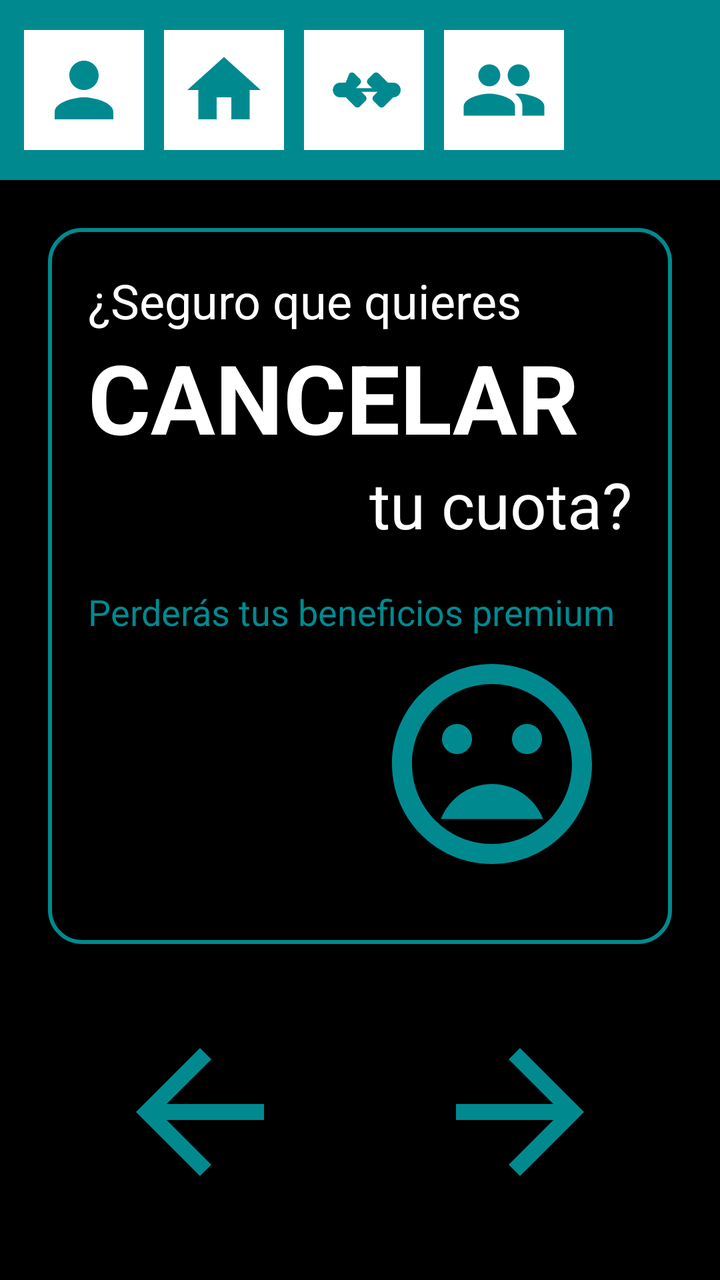
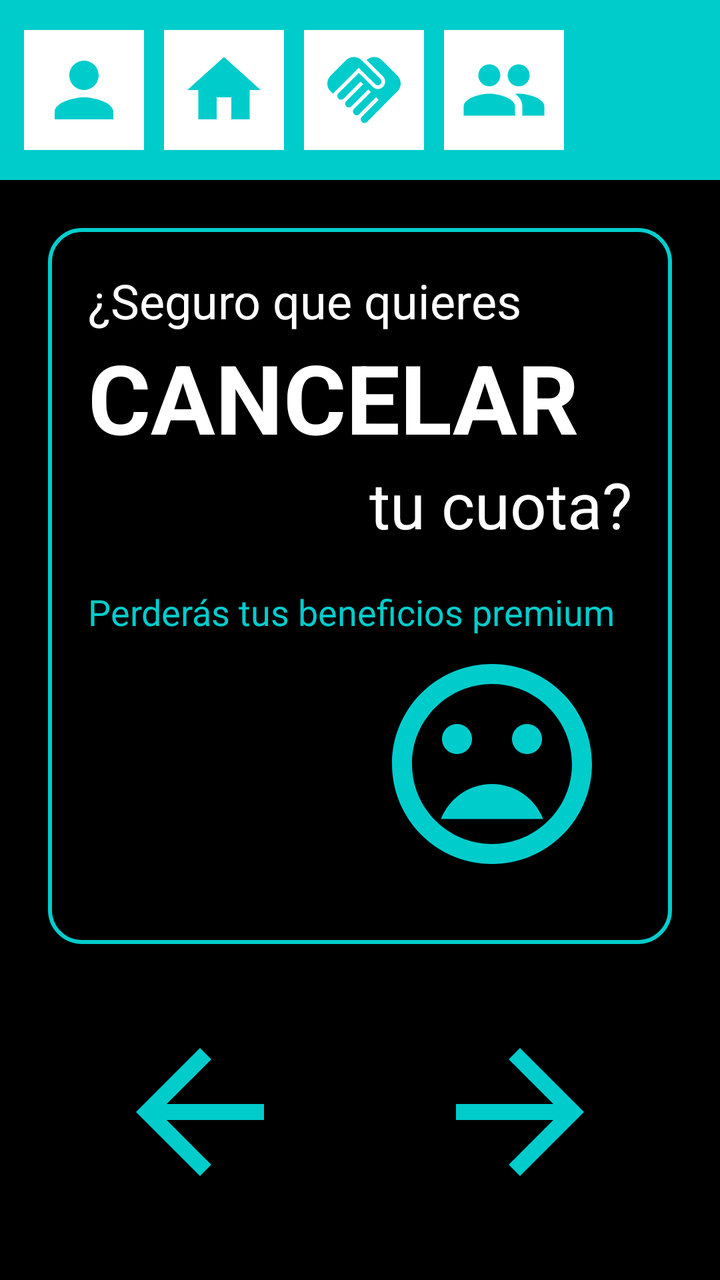

The first picture is an Android layout as it rendered before a commit; the second is the same layout after the commit. The layout source and the unified diff follow.
<!-- AndroidManifest.xml: application theme Theme.QuikFile -->
<!-- res/layout/activity_cancellation.xml -->
<?xml version="1.0" encoding="utf-8"?>
<androidx.constraintlayout.widget.ConstraintLayout xmlns:android="http://schemas.android.com/apk/res/android"
    xmlns:app="http://schemas.android.com/apk/res-auto"
    xmlns:tools="http://schemas.android.com/tools"
    android:layout_width="match_parent"
    android:layout_height="match_parent"
    android:background="@color/background_black"
    tools:context=".CancellationActivity">

    
    <LinearLayout
        android:id="@+id/topBar"
        android:layout_width="match_parent"
        android:layout_height="90dp"
        android:background="@color/blue_app"
        android:gravity="center_vertical"
        android:orientation="horizontal"
        android:paddingStart="12dp"
        android:paddingEnd="12dp"
        android:elevation="4dp"
        app:layout_constraintTop_toTopOf="parent">

        <ImageView
            android:id="@+id/btnSettingsTop"
            android:layout_width="60dp"
            android:layout_height="60dp"
            android:layout_marginEnd="10dp"
            android:background="@color/white"
            android:padding="8dp"
            android:src="@drawable/ic_person"
            app:tint="@color/blue_app" />

        <ImageView
            android:id="@+id/btnHomeTop"
            android:layout_width="60dp"
            android:layout_height="60dp"
            android:layout_marginEnd="10dp"
            android:background="@color/white"
            android:padding="8dp"
            android:src="@drawable/ic_home"
            app:tint="@color/blue_app" />

        <ImageView
            android:id="@+id/btnSharedTop"
            android:layout_width="60dp"
            android:layout_height="60dp"
            android:layout_marginEnd="10dp"
            android:background="@color/white"
            android:padding="8dp"
            android:src="@drawable/ic_handshake"
            app:tint="@color/blue_app" />

        <ImageView
            android:id="@+id/btnLoginTop"
            android:layout_width="60dp"
            android:layout_height="60dp"
            android:background="@color/white"
            android:padding="8dp"
            android:src="@drawable/ic_group"
            app:tint="@color/blue_app" />
    </LinearLayout>

    
    <androidx.constraintlayout.widget.ConstraintLayout
        android:layout_width="match_parent"
        android:layout_height="0dp"
        android:layout_margin="24dp"
        android:background="@drawable/cancellation_box_border"
        android:padding="20dp"
        app:layout_constraintBottom_toTopOf="@id/bottomNavigation"
        app:layout_constraintTop_toBottomOf="@id/topBar">

        <TextView
            android:id="@+id/tvQuestion"
            android:layout_width="wrap_content"
            android:layout_height="wrap_content"
            android:text="¿Seguro que quieres"
            android:textColor="@color/white"
            android:textSize="24sp"
            app:layout_constraintStart_toStartOf="parent"
            app:layout_constraintTop_toTopOf="parent" />

        <TextView
            android:id="@+id/tvCancelBig"
            android:layout_width="wrap_content"
            android:layout_height="wrap_content"
            android:text="CANCELAR"
            android:textColor="@color/white"
            android:textSize="48sp"
            android:textStyle="bold"
            app:layout_constraintStart_toStartOf="parent"
            app:layout_constraintTop_toBottomOf="@id/tvQuestion" />

        <TextView
            android:id="@+id/tvYourQuota"
            android:layout_width="wrap_content"
            android:layout_height="wrap_content"
            android:text="tu cuota?"
            android:textColor="@color/white"
            android:textSize="32sp"
            app:layout_constraintEnd_toEndOf="parent"
            app:layout_constraintTop_toBottomOf="@id/tvCancelBig" />

        <TextView
            android:layout_width="wrap_content"
            android:layout_height="wrap_content"
            android:layout_marginTop="20dp"
            android:text="Perderás tus beneficios premium"
            android:textColor="@color/blue_app"
            android:textSize="18sp"
            app:layout_constraintStart_toStartOf="parent"
            app:layout_constraintTop_toBottomOf="@id/tvYourQuota" />

        
        <ImageView
            android:layout_width="120dp"
            android:layout_height="120dp"
            android:layout_marginEnd="10dp"
            android:layout_marginBottom="10dp"
            android:src="@drawable/ic_sad_face"
            app:layout_constraintBottom_toBottomOf="parent"
            app:layout_constraintEnd_toEndOf="parent"
            app:tint="@color/blue_app" />

    </androidx.constraintlayout.widget.ConstraintLayout>

    
    <LinearLayout
        android:id="@+id/bottomNavigation"
        android:layout_width="match_parent"
        android:layout_height="wrap_content"
        android:layout_marginBottom="24dp"
        android:gravity="center"
        android:orientation="horizontal"
        app:layout_constraintBottom_toBottomOf="parent">

        <ImageView
            android:id="@+id/btnBack"
            android:layout_width="120dp"
            android:layout_height="120dp"
            android:layout_marginEnd="40dp"
            android:padding="12dp"
            android:src="@drawable/ic_arrow_back"
            app:tint="@color/blue_app" />

        <ImageView
            android:id="@+id/btnConfirmCancel"
            android:layout_width="120dp"
            android:layout_height="120dp"
            android:padding="12dp"
            android:src="@drawable/ic_arrow_forward"
            app:tint="@color/blue_app" />
    </LinearLayout>

</androidx.constraintlayout.widget.ConstraintLayout>
<!-- resources referenced by this layout -->
<resources>
  <color name="background_black">#000000</color>//si lo he puesto todo bien sobraria este
  <color name="blue_app">#008A90</color>
  <color name="white">#FFFFFFFF</color>
  <!-- drawable cancellation_box_border (drawable) -->
  <?xml version="1.0" encoding="utf-8"?>
  <shape xmlns:android="http://schemas.android.com/apk/res/android">
      <solid android:color="@android:color/transparent" />
      <stroke
          android:width="2dp"
          android:color="@color/blue_app" />
      <corners android:radius="16dp" />
  </shape>
  <!-- drawable ic_arrow_back (drawable) -->
  <vector xmlns:android="http://schemas.android.com/apk/res/android"
      android:width="24dp"
      android:height="24dp"
      android:viewportWidth="24"
      android:viewportHeight="24">
    <path
        android:fillColor="@color/black"
        android:pathData="M20,11H7.83l5.59,-5.59L12,4l-8,8 8,8 1.41,-1.41L7.83,13H20v-2z"/>
  </vector>
  <!-- drawable ic_arrow_forward (drawable) -->
  <vector xmlns:android="http://schemas.android.com/apk/res/android"
      android:width="24dp"
      android:height="24dp"
      android:viewportWidth="24"
      android:viewportHeight="24">
    <path
        android:fillColor="@color/black"
        android:pathData="M12,4l-1.41,1.41L16.17,11H4v2h12.17l-5.58,5.59L12,20l8,-8z"/>
  </vector>
  <!-- drawable ic_group (drawable) -->
  <?xml version="1.0" encoding="utf-8"?>
  <vector xmlns:android="http://schemas.android.com/apk/res/android"
      android:width="24dp"
      android:height="24dp"
      android:viewportWidth="24"
      android:viewportHeight="24">
      <path
          android:fillColor="#000000"
          android:pathData="M16,11c1.66,0 2.99,-1.34 2.99,-3S17.66,5 16,5s-3,1.34 -3,3 1.34,3 3,3zM8,11c1.66,0 2.99,-1.34 2.99,-3S9.66,5 8,5 5,6.34 5,8s1.34,3 3,3zM8,13c-2.33,0 -7,1.17 -7,3.5V19h14v-2.5c0,-2.33 -4.67,-3.5 -7,-3.5zM16,13c-0.29,0 -0.62,0.02 -0.97,0.05 1.16,0.84 1.97,1.97 1.97,3.45V19h6v-2.5c0,-2.33 -4.67,-3.5 -7,-3.5z"/>
  </vector>
  <!-- drawable ic_handshake (drawable) -->
  <?xml version="1.0" encoding="utf-8"?>
  <vector xmlns:android="http://schemas.android.com/apk/res/android"
      android:width="24dp"
      android:height="24dp"
      android:viewportWidth="24"
      android:viewportHeight="24">
      <path
          android:fillColor="#000000"
          android:pathData="M22,12c0,-1.1 -0.9,-2 -2,-2h-1.5l-2.5,-2.5c-0.39,-0.39 -1.01,-0.39 -1.4,0l-1.5,1.5c-0.39,0.39 -0.39,1.01 0,1.4l1.1,1.1h-4.4l1.1,-1.1c0.39,-0.39 0.39,-1.01 0,-1.4l-1.5,-1.5c-0.39,-0.39 -1.01,-0.39 -1.4,0L7,10H5.5c-1.1,0 -2,0.9 -2,2s0.9,2 2,2h1.5l2.5,2.5c0.39,0.39 1.01,0.39 1.4,0l1.5,-1.5c0.39,-0.39 0.39,-1.01 0,-1.4l-1.1,-1.1h4.4l-1.1,1.1c-0.39,0.39 -0.39,1.01 0,1.4l1.5,1.5c0.39,0.39 1.01,0.39 1.4,0l2.5,-2.5H20c1.1,0 2,-0.9 2,-2z"/>
  </vector>
  <!-- drawable ic_home (drawable) -->
  <?xml version="1.0" encoding="utf-8"?>
  <vector xmlns:android="http://schemas.android.com/apk/res/android"
      android:width="24dp"
      android:height="24dp"
      android:viewportWidth="24"
      android:viewportHeight="24">
      <path
          android:fillColor="#000000"
          android:pathData="M10,20V14H14V20H19V12H22L12,3L2,12H5V20H10Z"/>
  </vector>
  <!-- drawable ic_person (drawable) -->
  <?xml version="1.0" encoding="utf-8"?>
  <vector xmlns:android="http://schemas.android.com/apk/res/android"
      android:width="24dp"
      android:height="24dp"
      android:viewportWidth="24"
      android:viewportHeight="24">
      <path
          android:fillColor="#000000"
          android:pathData="M12,12c2.21,0 4,-1.79 4,-4s-1.79,-4 -4,-4 -4,1.79 -4,4 1.79,4 4,4zM12,14c-2.67,0 -8,1.34 -8,4v2h16v-2c0,-2.66 -5.33,-4 -8,-4z"/>
  </vector>
  <style name="Theme.QuikFile" parent="Base.Theme.QuikFile" />
  <color name="black">#FF000000</color>
  <style name="Base.Theme.QuikFile" parent="Theme.Material3.DayNight.NoActionBar">
          
          
      </style>
  <!-- unchanged entries left out for length: 1 -->
</resources>

<!-- the commit's change to res/layout/activity_cancellation.xml (unified diff, before → after) -->
@@ -4,7 +4,7 @@
     xmlns:tools="http://schemas.android.com/tools"
     android:layout_width="match_parent"
     android:layout_height="match_parent"
-    android:background="@color/background_black"
+    android:background="@color/black"
     tools:context=".CancellationActivity">
 
     
<!-- resource entries referenced after the edit -->
@@ -1,7 +1,6 @@
 <!-- resources referenced by this layout -->
 <resources>
-  <color name="background_black">#000000</color>//si lo he puesto todo bien sobraria este
-  <color name="blue_app">#008A90</color>
+  <color name="blue_app">#00CCCC</color>
   <color name="white">#FFFFFFFF</color>
   <!-- drawable cancellation_box_border (drawable) -->
   <?xml version="1.0" encoding="utf-8"?>
@@ -44,15 +43,10 @@
           android:pathData="M16,11c1.66,0 2.99,-1.34 2.99,-3S17.66,5 16,5s-3,1.34 -3,3 1.34,3 3,3zM8,11c1.66,0 2.99,-1.34 2.99,-3S9.66,5 8,5 5,6.34 5,8s1.34,3 3,3zM8,13c-2.33,0 -7,1.17 -7,3.5V19h14v-2.5c0,-2.33 -4.67,-3.5 -7,-3.5zM16,13c-0.29,0 -0.62,0.02 -0.97,0.05 1.16,0.84 1.97,1.97 1.97,3.45V19h6v-2.5c0,-2.33 -4.67,-3.5 -7,-3.5z"/>
   </vector>
   <!-- drawable ic_handshake (drawable) -->
-  <?xml version="1.0" encoding="utf-8"?>
-  <vector xmlns:android="http://schemas.android.com/apk/res/android"
-      android:width="24dp"
-      android:height="24dp"
-      android:viewportWidth="24"
-      android:viewportHeight="24">
-      <path
-          android:fillColor="#000000"
-          android:pathData="M22,12c0,-1.1 -0.9,-2 -2,-2h-1.5l-2.5,-2.5c-0.39,-0.39 -1.01,-0.39 -1.4,0l-1.5,1.5c-0.39,0.39 -0.39,1.01 0,1.4l1.1,1.1h-4.4l1.1,-1.1c0.39,-0.39 0.39,-1.01 0,-1.4l-1.5,-1.5c-0.39,-0.39 -1.01,-0.39 -1.4,0L7,10H5.5c-1.1,0 -2,0.9 -2,2s0.9,2 2,2h1.5l2.5,2.5c0.39,0.39 1.01,0.39 1.4,0l1.5,-1.5c0.39,-0.39 0.39,-1.01 0,-1.4l-1.1,-1.1h4.4l-1.1,1.1c-0.39,0.39 -0.39,1.01 0,1.4l1.5,1.5c0.39,0.39 1.01,0.39 1.4,0l2.5,-2.5H20c1.1,0 2,-0.9 2,-2z"/>
+  <vector xmlns:android="http://schemas.android.com/apk/res/android" android:height="24dp" android:tint="@color/blue_app" android:viewportHeight="24" android:viewportWidth="24" android:width="24dp">
+  
+      <path android:fillColor="@android:color/white" android:pathData="M16.48,10.41c-0.39,0.39 -1.04,0.39 -1.43,0l-4.47,-4.46l-7.05,7.04l-0.66,-0.63c-1.17,-1.17 -1.17,-3.07 0,-4.24l4.24,-4.24c1.17,-1.17 3.07,-1.17 4.24,0L16.48,9C16.87,9.39 16.87,10.02 16.48,10.41zM17.18,8.29c0.78,0.78 0.78,2.05 0,2.83c-1.27,1.27 -2.61,0.22 -2.83,0l-3.76,-3.76l-5.57,5.57c-0.39,0.39 -0.39,1.02 0,1.41c0.39,0.39 1.02,0.39 1.42,0l4.62,-4.62l0.71,0.71l-4.62,4.62c-0.39,0.39 -0.39,1.02 0,1.41c0.39,0.39 1.02,0.39 1.42,0l4.62,-4.62l0.71,0.71l-4.62,4.62c-0.39,0.39 -0.39,1.02 0,1.41c0.39,0.39 1.02,0.39 1.41,0l4.62,-4.62l0.71,0.71l-4.62,4.62c-0.39,0.39 -0.39,1.02 0,1.41c0.39,0.39 1.02,0.39 1.41,0l8.32,-8.34c1.17,-1.17 1.17,-3.07 0,-4.24l-4.24,-4.24c-1.15,-1.15 -3.01,-1.17 -4.18,-0.06L17.18,8.29z"/>
+  
   </vector>
   <!-- drawable ic_home (drawable) -->
   <?xml version="1.0" encoding="utf-8"?>
